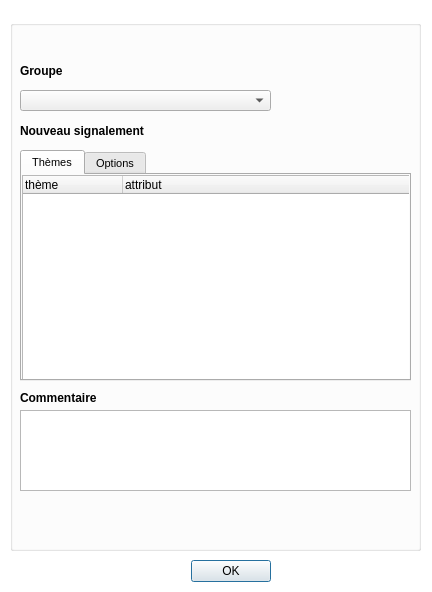
IGNF/espace-collaboratif-qgis-plugin, file FormCreateReport_base.ui: the form before one commit.
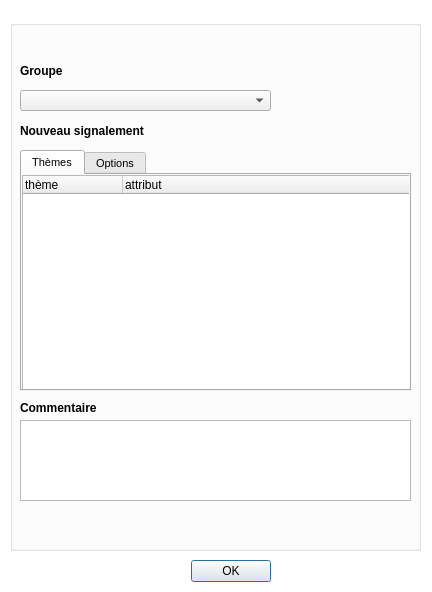
The form after the commit. The open tabs and pages were chosen to show the change. Icons and pictures are not drawn.

Patch:
```diff
--- a/FormCreateReport_base.ui
+++ b/FormCreateReport_base.ui
@@ -53,7 +53,7 @@
       <x>10</x>
       <y>130</y>
       <width>391</width>
-      <height>231</height>
+      <height>241</height>
      </rect>
     </property>
     <property name="font">
@@ -182,7 +182,7 @@
     <property name="geometry">
      <rect>
       <x>10</x>
-      <y>390</y>
+      <y>400</y>
       <width>391</width>
       <height>81</height>
      </rect>
@@ -200,7 +200,7 @@
     <property name="geometry">
      <rect>
       <x>10</x>
-      <y>370</y>
+      <y>380</y>
       <width>111</width>
       <height>16</height>
      </rect>
```
Left out of the diff: 2 changed lines with no effect on the pictures.
